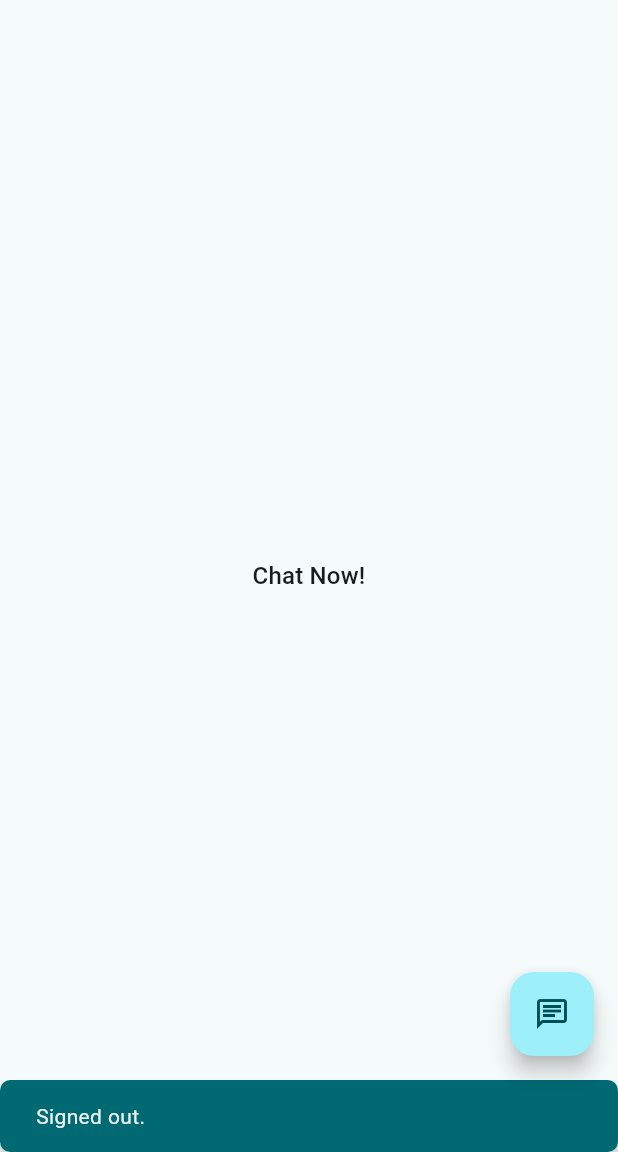
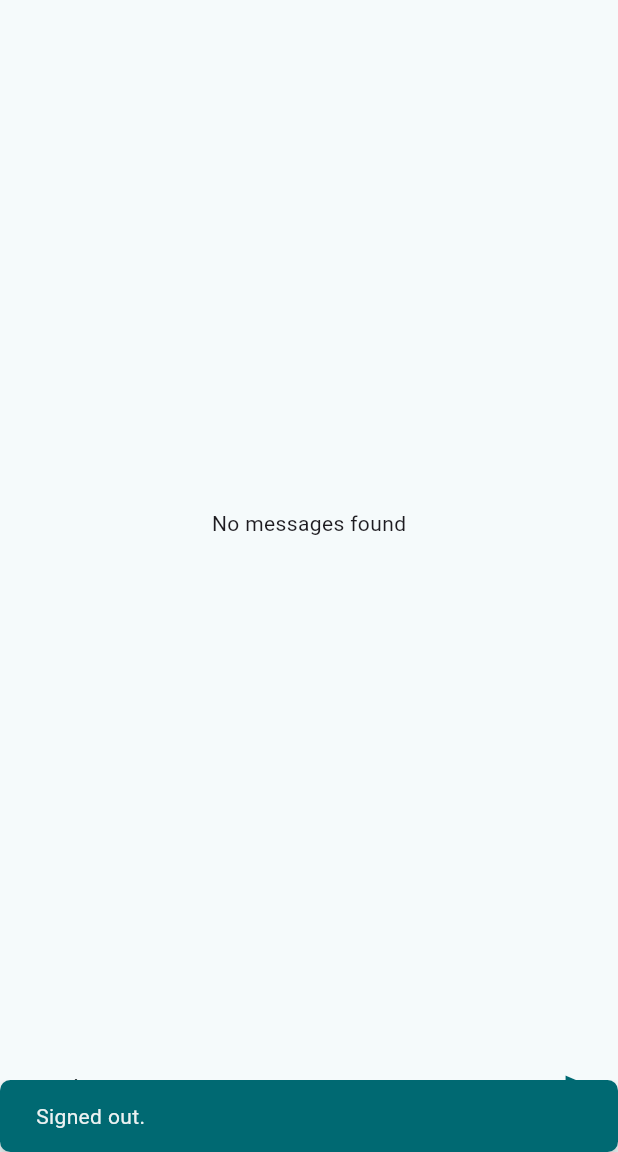
Before and after one commit to Reasondro/chattler_app, a Flutter app: the screen it shows once a user with an empty profile is signed in, after a tap on the "exit to app" icon, on a phone screen of 412 x 824 dp, the part 84-1236 px from its top. Run offline on Flutter 3.47's test engine with Material 3 defaults, Android fonts, the phone set to English and light mode, and no system bars; our stand-ins replace cloud_firestore, firebase_auth, firebase_core, firebase_storage, google_fonts, image_picker; accounts and stored records are empty; Roboto replaces fonts that are missing (Alexandria).

Commit message:
implemented sending message logic

```diff
--- a/lib/main.dart
+++ b/lib/main.dart
@@ -56,7 +56,7 @@
           }
 
           if (snapshot.hasData) //? if device have auth code
-           {
+          {
             return const ChattlerScreen();
           } else {
             return const AuthScreen();
--- a/lib/screens/auth.dart
+++ b/lib/screens/auth.dart
@@ -22,6 +22,7 @@
   bool _isSignInMode = false;
 
   String _enteredEmail = "";
+  String _enteredUsername = "";
   String _enteredPassword = "";
 
   File? _selectedImage;
@@ -82,7 +83,7 @@
             .collection('users')
             .doc(userCredentials.user!.uid)
             .set({
-          'username': 'to be done...',
+          'username': _enteredUsername,
           'email': _enteredEmail,
           'image_url': imageUrl,
         });
@@ -188,6 +189,23 @@
                             _enteredEmail = value!;
                           },
                         ),
+                        if (!_isSignInMode)
+                          TextFormField(
+                            decoration: InputDecoration(
+                                labelText: "Create your username"),
+                            validator: (value) {
+                              if (value == null ||
+                                  value.trim().isEmpty ||
+                                  value.trim().length < 4) {
+                                return "Please enter at least 4 characters";
+                              }
+                              return null;
+                            },
+                            enableSuggestions: false,
+                            onSaved: (value) {
+                              _enteredUsername = value!;
+                            },
+                          ),
                         TextFormField(
                           decoration: InputDecoration(
                               labelText: _isSignInMode
--- a/lib/screens/chattler.dart
+++ b/lib/screens/chattler.dart
@@ -1,3 +1,5 @@
+import 'package:chattler_app/widgets/chat_messages.dart';
+import 'package:chattler_app/widgets/new_messages.dart';
 import 'package:flutter/material.dart';
 import 'package:firebase_auth/firebase_auth.dart';
 
@@ -14,6 +16,7 @@
 class _ChattlerState extends State<ChattlerScreen> {
   @override
   Widget build(BuildContext context) {
+    //TODO use content implementation (dynamic if no chats or not)
     Widget content = Container(
       alignment: Alignment.center,
       child: Text(
@@ -54,12 +57,21 @@
           ),
         ],
       ),
-      body: content,
-      floatingActionButton: FloatingActionButton(
-        onPressed: () {},
-        tooltip: "Talk shit!",
-        child: const Icon(Icons.chat_outlined),
+      body: const Column(
+        children: [
+          Expanded //? expanded here to make sure take all the space
+              (
+            child: ChatMessages(),
+          ),
+          NewMessage(),
+        ],
       ),
+      //TODO implement below
+      // floatingActionButton: FloatingActionButton(
+      //   onPressed: () {},
+      //   tooltip: "Talk shit!",
+      //   child: const Icon(Icons.chat_outlined),
+      // ),
     );
   }
 }
--- /dev/null
+++ b/lib/widgets/chat_messages.dart
@@ -0,0 +1,13 @@
+import 'package:flutter/material.dart';
+
+class ChatMessages extends StatelessWidget {
+  const ChatMessages({super.key});
+
+  @override
+  Widget build(BuildContext context) {
+    return Container(
+      alignment: Alignment.center,
+      child: Text("No messages found"),
+    );
+  }
+}
--- /dev/null
+++ b/lib/widgets/new_messages.dart
@@ -0,0 +1,75 @@
+import 'package:cloud_firestore/cloud_firestore.dart';
+import 'package:firebase_auth/firebase_auth.dart';
+import 'package:flutter/material.dart';
+
+class NewMessage extends StatefulWidget {
+  const NewMessage({super.key});
+
+  @override
+  State<StatefulWidget> createState() {
+    return _NewMessageState();
+  }
+}
+
+class _NewMessageState extends State<NewMessage> {
+  var _messageController = TextEditingController();
+
+  @override
+  void dispose() //! a must for TextField stuffs
+  {
+    _messageController.dispose();
+    super.dispose();
+  }
+
+  void _submitMessage() async {
+    final String enteredMessage = _messageController.text;
+
+    if (enteredMessage.trim().isEmpty) {
+      //TODO send an error message
+      return;
+    }
+    FocusScope.of(context).unfocus(); //? cloase any open keyboard
+    _messageController.clear(); //? reset the text field
+
+    final user = FirebaseAuth.instance.currentUser!; //?
+    final userData = await FirebaseFirestore.instance
+        .collection('users')
+        .doc(user.uid)
+        .get();
+
+    await FirebaseFirestore.instance.collection('chat').add({
+      'text': enteredMessage,
+      'createdAt': Timestamp.now(),
+      'userId': user.uid,
+      'username': userData.data()!['username'],
+      'userImage': userData.data()!['image_url']
+    });
+  }
+
+  @override
+  Widget build(BuildContext context) {
+    return Padding(
+      padding: const EdgeInsets.only(left: 15, right: 1, bottom: 14),
+      child: Row(
+        children: [
+          Expanded(
+            child: TextField(
+              controller: _messageController,
+              textCapitalization: TextCapitalization.sentences,
+              // autocorrect: true,
+              enableSuggestions: true,
+              decoration: const InputDecoration(labelText: "Send a message..."),
+            ),
+          ),
+          IconButton(
+            color: Theme.of(context).colorScheme.primary,
+            onPressed: () {
+              _submitMessage();
+            },
+            icon: const Icon(Icons.send),
+          )
+        ],
+      ),
+    );
+  }
+}
```
